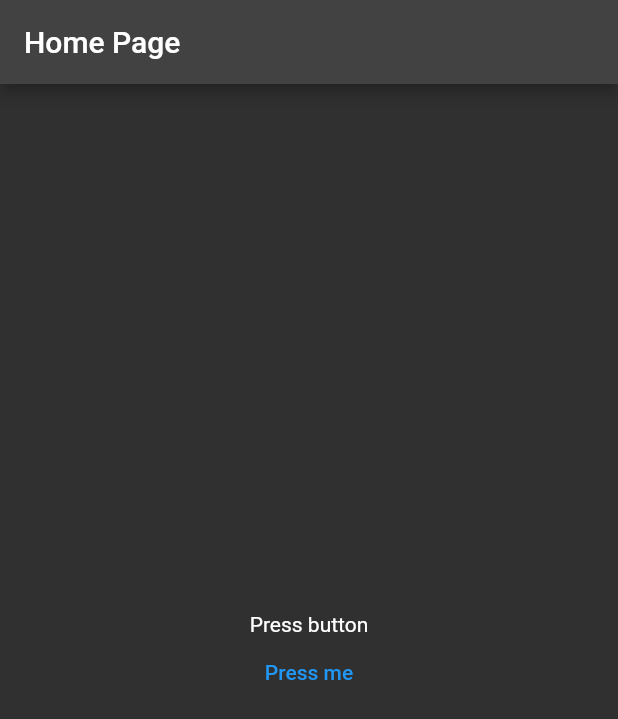
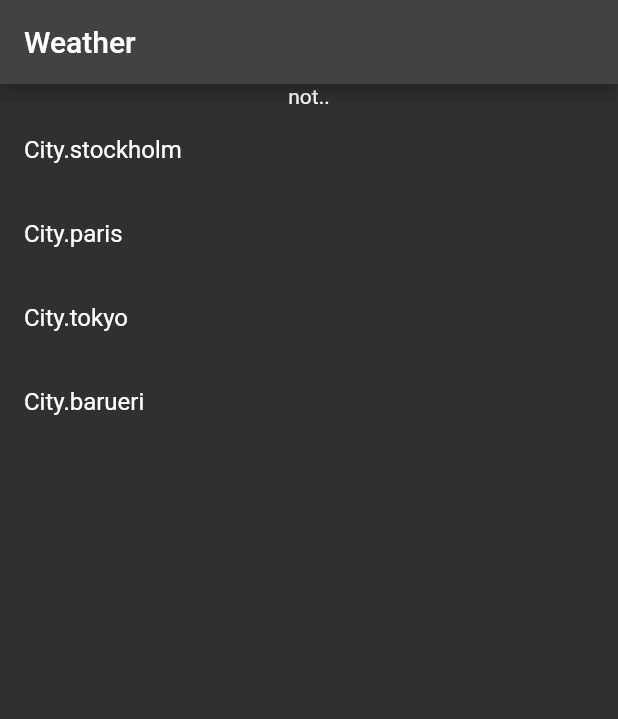
Before and after one commit to mucasantos/flutter-riverpod, a Flutter app: the screen it shows after launch, on a phone screen of 412 x 824 dp. Shown: the top 719 px of the screen. Run offline on Flutter 3.47's test engine with Material 2 defaults, Android fonts, the phone set to English and light mode, and no system bars; our stand-ins replace hooks_riverpod.

Commit message:
add async and loading data with state provider

```diff
--- a/lib/main.dart
+++ b/lib/main.dart
@@ -21,38 +21,53 @@ class MyApp extends StatelessWidget {
   }
 }
 
-//Esta extensao deixa somar os numeros com null ...
-//Estudar Generics
-extension OptionalInFixAddition<T extends num> on T? {
-  T? operator +(T? other) {
-    final shadow = this;
-    if (shadow != null) {
-      return shadow + (other ?? 0) as T;
-    } else {
-      return null;
-    }
-  }
+enum City {
+  stockholm,
+  paris,
+  tokyo,
+  barueri,
 }
 
-class Counter extends StateNotifier<int?> {
-  Counter() : super(null);
-  void increment() => state = state == null ? 1 : state + 1;
-  int? get value => state;
+typedef WeatherEmoji = String;
+
+Future<WeatherEmoji> getWeather(City city) {
+  return Future.delayed(
+      const Duration(seconds: 1),
+      () => {
+            City.barueri: 'hot',
+            City.paris: 'rainy',
+            City.tokyo: 'snow',
+            City.stockholm: 'windy',
+          }[city]!);
 }
 
-final counterProvider =
-    StateNotifierProvider<Counter, int?>((ref) => Counter());
+const unknownEmoji = 'not..';
+//UI write and reads from this
+final currentCityProvider = StateProvider<City?>((ref) => null);
+
+//UI reads this
+final weatherProvider = FutureProvider<WeatherEmoji>((ref) {
+  final city = ref.watch(currentCityProvider);
+
+  if (city != null) {
+    return getWeather(city);
+  } else {
+    return unknownEmoji;
+  }
+});
 
 class HomePage extends ConsumerWidget {
   const HomePage({super.key});
 
   @override
   Widget build(BuildContext context, WidgetRef ref) {
+    final currentWeather = ref.watch(weatherProvider);
+
     return Scaffold(
       appBar: AppBar(
         // Here we take the value from the MyHomePage object that was created by
         // the App.build method, and use it to set our appbar title.
-        title: const Text("Home Page"),
+        title: const Text("Weather"),
       ),
       body: Center(
         // Center is a layout widget. It takes a single child and positions it
@@ -60,14 +75,29 @@ class HomePage extends ConsumerWidget {
         child: Column(
           mainAxisAlignment: MainAxisAlignment.center,
           children: <Widget>[
-            Consumer(builder: (context, ref, child) {
-              final count = ref.watch(counterProvider);
-              final text = count == null ? "Press button" : count.toString();
-              return Text(text);
-            }),
-            TextButton(
-                onPressed: ref.read(counterProvider.notifier).increment,
-                child: const Text("Press me"))
+            currentWeather.when(
+                data: (data) => Text(data),
+                error: (_, __) => const Text("error..."),
+                loading: () => const Padding(
+                      padding: EdgeInsets.all(8.0),
+                      child: CircularProgressIndicator(),
+                    )),
+            Expanded(
+                child: ListView.builder(
+                    itemCount: City.values.length,
+                    itemBuilder: (context, index) {
+                      final city = City.values[index];
+                      final isSelected = city == ref.watch(currentCityProvider);
+                      return ListTile(
+                        title: Text(
+                          city.toString(),
+                        ),
+                        trailing: isSelected ? const Icon(Icons.check) : null,
+                        onTap: () {
+                          ref.read(currentCityProvider.notifier).state = city;
+                        },
+                      );
+                    }))
           ],
         ),
       ),
```
